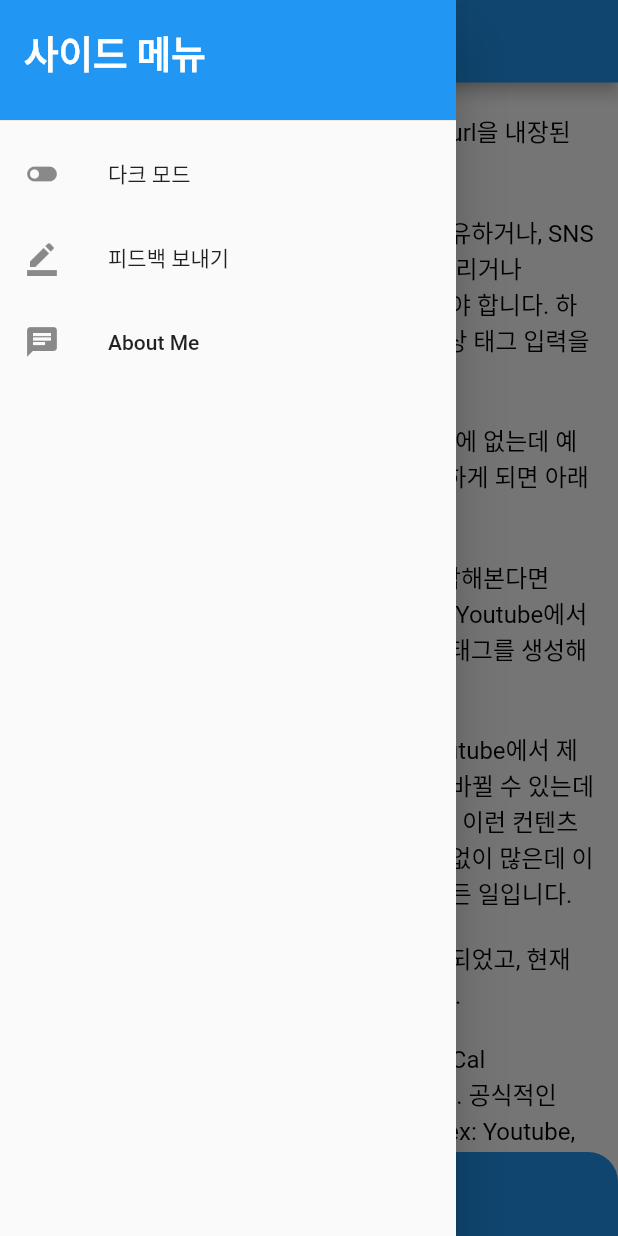
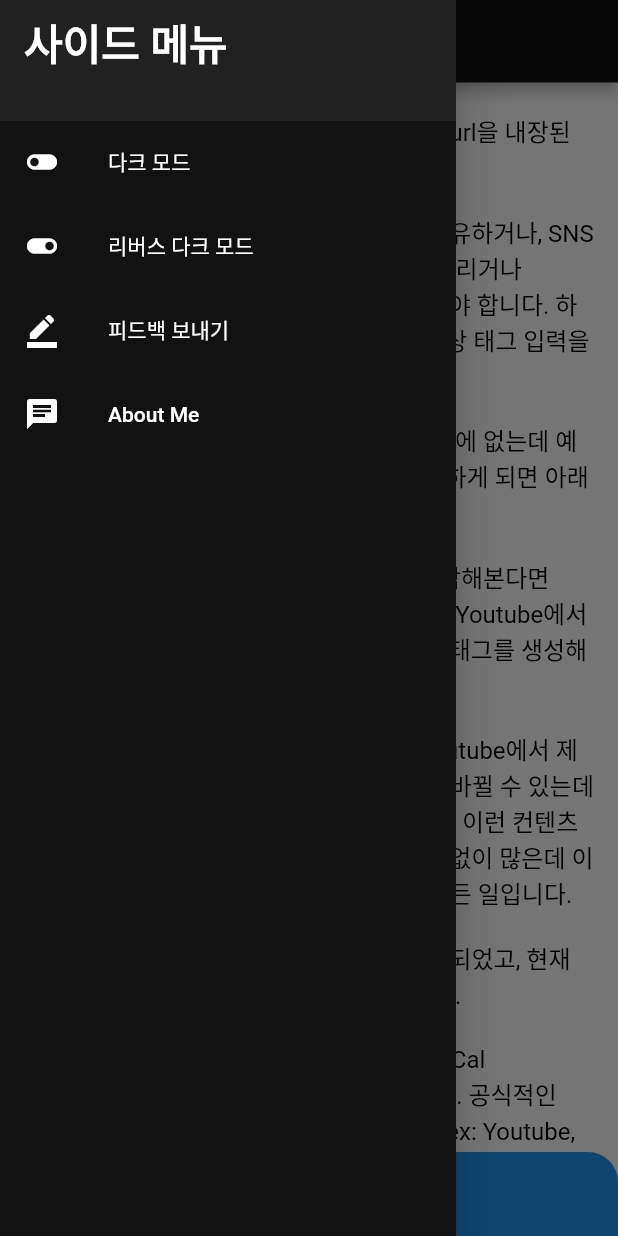
Before and after one commit to kimdw9983/oembed_flutter, a Flutter app: the screen it shows after launch, in the side drawer, after a tap on "다크 모드", on a phone screen of 412 x 824 dp. Run offline on Flutter 3.47's test engine with Material 2 defaults, Android fonts, the phone set to English and light mode, and no system bars; our stand-ins replace get, webview_flutter.

Commit message:
theme work

```diff
--- a/lib/home.dart
+++ b/lib/home.dart
@@ -156,24 +156,34 @@ class NavDrawer extends StatelessWidget {
   @override
   Widget build(BuildContext context) {
     return Drawer(
+      backgroundColor: Theme.of(context).backgroundColor,
       child: ListView(
         padding: EdgeInsets.zero,
         children: [
-          const SizedBox(
-            height: 88,
+          SizedBox(
+            height: 80,
             child: DrawerHeader(
-              duration: Duration(milliseconds: 100),
+              padding: const EdgeInsets.fromLTRB(16.0, 8.0, 16.0, 8.0),
+              margin: const EdgeInsets.only(),
+              duration: const Duration(milliseconds: 100),
               decoration: BoxDecoration(
-                color: Colors.blue,
+                color: Theme.of(context).primaryColor
               ),
               child: Text('사이드 메뉴',
-                style: TextStyle(color: Colors.white, fontWeight: FontWeight.bold, fontSize: 25),
+                style: Theme.of(context).textTheme.headline1,
               ),
             ),
           ),
           ListTile(
             leading: const Icon(Icons.toggle_off),
             title: const Text('다크 모드'),
+            onTap: () => {
+              MyApp.of(context).changeTheme(ThemeMode.dark),
+            },
+          ),
+          ListTile(
+            leading: const Icon(Icons.toggle_on),
+            title: const Text('리버스 다크 모드'),
             onTap: () => {
               MyApp.of(context).changeTheme(ThemeMode.light),
             },
@@ -253,14 +263,8 @@ class MyHomePage  extends StatelessWidget {
       appBar: PreferredSize(
         preferredSize: const Size.fromHeight(55.0),
         child: AppBar(
-          iconTheme: const IconThemeData(color: Colors.black),
-          backgroundColor: Colors.blue,
-          title: const Text('oEmbed Interface',
-            style: TextStyle(
-              color: Colors.white,
-              fontSize: 28,
-              fontWeight: FontWeight.bold
-            ),
+          title: Text('oEmbed Interface',
+            style: Theme.of(context).textTheme.headline1,
           ),
         ),
       ),
--- a/lib/main.dart
+++ b/lib/main.dart
@@ -22,9 +22,31 @@ class _MyAppState extends State<MyApp> {
   @override
   Widget build(BuildContext context) {
     return GetMaterialApp(
-      theme: ThemeData(),
-      darkTheme: ThemeData.dark(),
-      themeMode: _themeMode, // 2) ← ← ← use "state" field here //////////////
+      theme: ThemeData(
+        colorScheme: const ColorScheme.light(),
+        backgroundColor: Colors.white,
+        canvasColor: Colors.white,
+        drawerTheme: const DrawerThemeData(
+          backgroundColor: Colors.blue,
+        ),
+        appBarTheme: const AppBarTheme(
+          backgroundColor: Colors.blue,
+        ),
+        primarySwatch: Colors.blue,
+        primaryColor: Colors.blue,
+        textTheme: const TextTheme(
+          headline1: TextStyle(fontSize: 28.0, fontWeight: FontWeight.bold, color: Colors.white), //제목 + 버튼
+          bodyText1: TextStyle(fontSize: 14.0),
+        ),
+      ),
+      darkTheme: ThemeData(
+        colorScheme: const ColorScheme.dark(),
+        textTheme: const TextTheme(
+          headline1: TextStyle(fontSize: 28.0, fontWeight: FontWeight.bold, color: Colors.white), //제목 + 버튼
+          bodyText1: TextStyle(fontSize: 14.0),
+        ),
+      ),
+      themeMode: _themeMode,
       home: MyHomePage(),
     );
   }
```
